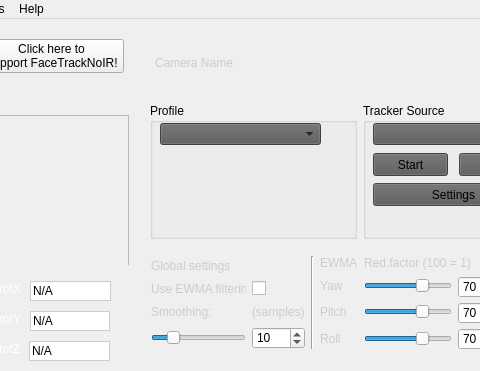
Qt form FaceTrackNoIR/FaceTrackNoIR.ui (aavendan/facetracknoir) before a commit; both pictures show x 121 to 601 and y 0 to 371 of the 925 by 371 pixel window.
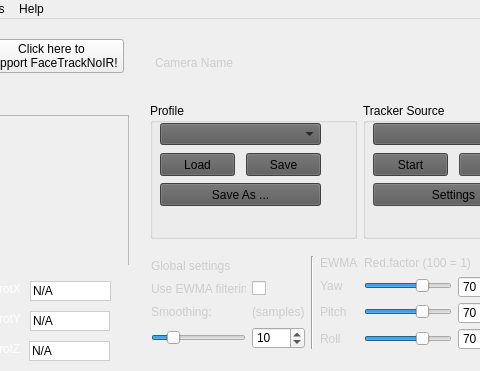
The same form after that commit. Icons and pictures are not drawn.

```diff
--- a/FaceTrackNoIR/FaceTrackNoIR.ui
+++ b/FaceTrackNoIR/FaceTrackNoIR.ui
@@ -10,7 +10,7 @@
    <rect>
     <x>0</x>
     <y>0</y>
-    <width>923</width>
+    <width>925</width>
     <height>371</height>
    </rect>
   </property>
@@ -824,7 +824,70 @@
                  <number>-1</number>
                 </property>
                 <property name="maxVisibleItems">
-                 <number>3</number>
+                 <number>10</number>
+                </property>
+               </widget>
+               <widget class="QPushButton" name="btnSaveAs">
+                <property name="enabled">
+                 <bool>true</bool>
+                </property>
+                <property name="geometry">
+                 <rect>
+                  <x>10</x>
+                  <y>80</y>
+                  <width>161</width>
+                  <height>23</height>
+                 </rect>
+                </property>
+                <property name="toolTip">
+                 <string>Change tracker settings</string>
+                </property>
+                <property name="styleSheet">
+                 <string notr="true"/>
+                </property>
+                <property name="text">
+                 <string>Save As ...</string>
+                </property>
+               </widget>
+               <widget class="QPushButton" name="btnLoad">
+                <property name="geometry">
+                 <rect>
+                  <x>10</x>
+                  <y>50</y>
+                  <width>75</width>
+                  <height>23</height>
+                 </rect>
+                </property>
+                <property name="toolTip">
+                 <string>Start the Tracker</string>
+                </property>
+                <property name="styleSheet">
+                 <string notr="true"/>
+                </property>
+                <property name="text">
+                 <string>Load</string>
+                </property>
+               </widget>
+               <widget class="QPushButton" name="btnSave">
+                <property name="enabled">
+                 <bool>true</bool>
+                </property>
+                <property name="geometry">
+                 <rect>
+                  <x>96</x>
+                  <y>50</y>
+                  <width>75</width>
+                  <height>23</height>
+                 </rect>
+                </property>
+                <property name="toolTip">
+                 <string>Stop the Tracker</string>
+                </property>
+                <property name="styleSheet">
+                 <string notr="true"/>
+                </property>
+                <property name="text">
+                 <string>Save</string>
                 </property>
                </widget>
               </widget>
```
Left out of the diff: 4 changed lines with no effect on the pictures.
